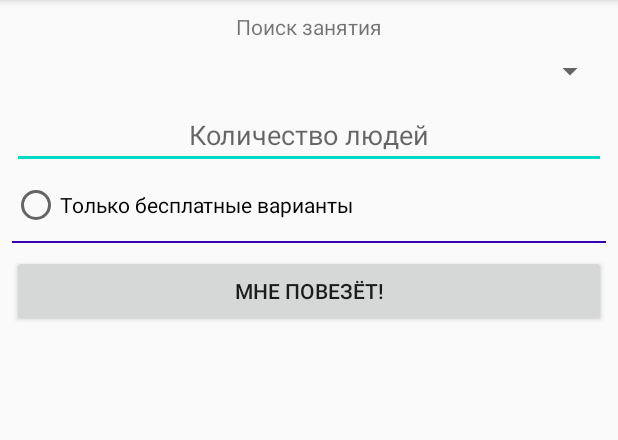
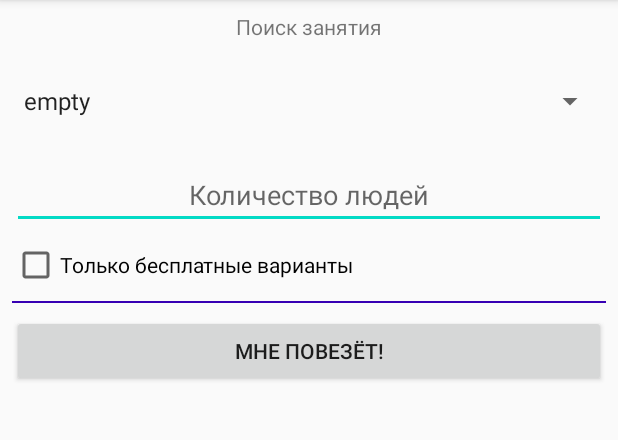
Before and after one commit to YuriZhuravlev/BoredApp, an Android app: the screen it shows after launch (MainActivity), on a phone screen of 412 x 824 dp, the part 84-524 px from its top. Run offline under Robolectric (Android 15) with nearby library versions, the phone set to English and light mode, and no system bars; our stand-ins replace RxJava.

```diff
--- /dev/null
+++ b/app/src/main/java/com/example/boredapp/model/TypeActivity.java
@@ -0,0 +1,14 @@
+package com.example.boredapp.model;
+
+import androidx.annotation.NonNull;
+
+import com.example.boredapp.R;
+
+public enum TypeActivity {
+    EMPTY, EDUCATION, RECREATIONAL, SOCIAL, DIY, CHARITY, COOKING, RELAXATION, MUSIC, BUSYWORK;
+//["education", "recreational", "social", "diy", "charity", "cooking", "relaxation", "music", "busywork"]
+
+    public String[] getLowerCase() {
+        return new String[]{"empty", "education", "recreational", "social", "diy", "charity", "cooking", "relaxation", "music", "busywork"};
+    }
+}
--- a/app/src/main/java/com/example/boredapp/ui/fragments/ActivityFragment.java
+++ b/app/src/main/java/com/example/boredapp/ui/fragments/ActivityFragment.java
@@ -7,60 +7,123 @@ import androidx.fragment.app.Fragment;
 import android.view.LayoutInflater;
 import android.view.View;
 import android.view.ViewGroup;
+import android.widget.ArrayAdapter;
+import android.widget.Button;
+import android.widget.CheckBox;
+import android.widget.EditText;
+import android.widget.Spinner;
+import android.widget.SpinnerAdapter;
+import android.widget.TextView;
 
 import com.example.boredapp.R;
+import com.example.boredapp.model.ActivityModel;
+import com.example.boredapp.model.TypeActivity;
+import com.example.boredapp.utils.ApiUtils;
+import com.example.boredapp.utils.BoredApi;
 
-/**
- * A simple {@link Fragment} subclass.
- * Use the {@link ActivityFragment#newInstance} factory method to
- * create an instance of this fragment.
- */
+import io.reactivex.Single;
+
 public class ActivityFragment extends Fragment {
+    private BoredApi apiService = ApiUtils.getApiService();
 
-    // TODO: Rename parameter arguments, choose names that match
-    // the fragment initialization parameters, e.g. ARG_ITEM_NUMBER
-    private static final String ARG_PARAM1 = "param1";
-    private static final String ARG_PARAM2 = "param2";
-
-    // TODO: Rename and change types of parameters
-    private String mParam1;
-    private String mParam2;
-
-    public ActivityFragment() {
-        // Required empty public constructor
-    }
-
-    /**
-     * Use this factory method to create a new instance of
-     * this fragment using the provided parameters.
-     *
-     * @param param1 Parameter 1.
-     * @param param2 Parameter 2.
-     * @return A new instance of fragment ActivityFragment.
-     */
-    // TODO: Rename and change types and number of parameters
-    public static ActivityFragment newInstance(String param1, String param2) {
-        ActivityFragment fragment = new ActivityFragment();
-        Bundle args = new Bundle();
-        args.putString(ARG_PARAM1, param1);
-        args.putString(ARG_PARAM2, param2);
-        fragment.setArguments(args);
-        return fragment;
-    }
+    private Button btnDo;
+    private Button btnOpenLink;
+    private Spinner spinnerType;
+    private EditText etInputParticipants;
+    private CheckBox cbPrice;
+    private TextView tvActivityEn;
+    private TextView tvActivityRu;
 
     @Override
     public void onCreate(Bundle savedInstanceState) {
         super.onCreate(savedInstanceState);
-        if (getArguments() != null) {
-            mParam1 = getArguments().getString(ARG_PARAM1);
-            mParam2 = getArguments().getString(ARG_PARAM2);
-        }
     }
 
     @Override
     public View onCreateView(LayoutInflater inflater, ViewGroup container,
                              Bundle savedInstanceState) {
-        // Inflate the layout for this fragment
-        return inflater.inflate(R.layout.fragment_activity, container, false);
+        View v = inflater.inflate(R.layout.fragment_activity, container, false);
+        initUI(v);
+        return v;
+    }
+
+    private void initUI(View v) {
+        btnDo = v.findViewById(R.id.btn_do);
+        btnOpenLink = v.findViewById(R.id.btn_open_link);
+        spinnerType = v.findViewById(R.id.spinner_type);
+        etInputParticipants = v.findViewById(R.id.et_input_participants);
+        cbPrice = v.findViewById(R.id.cb_price);
+        tvActivityEn = v.findViewById(R.id.tv_activity_en);
+        tvActivityRu = v.findViewById(R.id.tv_activity_ru);
+
+        initSpinner();
+    }
+
+    private void initSpinner() {
+        //TODO localization and normal ENUM
+        String[] typeArray = TypeActivity.EMPTY.getLowerCase();
+        SpinnerAdapter spinnerAdapter = new ArrayAdapter<>(getActivity(), android.R.layout.simple_dropdown_item_1line, typeArray);
+
+        spinnerType.setAdapter(spinnerAdapter);
+//        spinnerType.setSelection(0);
+    }
+
+    @Override
+    public void onResume() {
+        btnDo.setOnClickListener(new View.OnClickListener() {
+            @Override
+            public void onClick(View v) {
+                checkFields();
+            }
+        });
+        super.onResume();
+    }
+
+    private Single<ActivityModel> checkFields() {
+        if (spinnerType.getId() == 0) {
+            return checkFieldsWithoutType();
+        } else {
+            return checkFieldsWithType(spinnerType.getId());
+        }
+    }
+
+    private Single<ActivityModel> checkFieldsWithType(int typeId) {
+        try {
+            int i = Integer.parseInt(etInputParticipants.getText().toString());
+            if (i > 0) {
+                if (cbPrice.isChecked()) {
+                    return apiService.getActivity("typeId", i, ApiUtils.PRICE_FREE);
+                } else {
+                    return apiService.getActivity("typeId");
+                }
+            }
+        } catch (Exception e) {
+            e.printStackTrace();
+        }
+        if (cbPrice.isChecked()) {
+            return apiService.getActivity("typeId", ApiUtils.PRICE_FREE);
+        } else {
+            return apiService.getActivity("typeId");
+        }
+    }
+
+    private Single<ActivityModel> checkFieldsWithoutType() {
+        try {
+            int i = Integer.parseInt(etInputParticipants.getText().toString());
+            if (i > 0) {
+                if (cbPrice.isChecked()) {
+                    return apiService.getActivity(i, ApiUtils.PRICE_FREE);
+                } else {
+                    return apiService.getActivity();
+                }
+            }
+        } catch (Exception e) {
+            e.printStackTrace();
+        }
+        if (cbPrice.isChecked()) {
+            return apiService.getActivity(ApiUtils.PRICE_FREE);
+        } else {
+            return apiService.getActivity();
+        }
     }
 }
--- /dev/null
+++ b/app/src/main/java/com/example/boredapp/utils/ApiUtils.java
@@ -0,0 +1,56 @@
+package com.example.boredapp.utils;
+
+import com.google.gson.Gson;
+
+import java.io.IOException;
+import java.net.ConnectException;
+import java.net.SocketTimeoutException;
+import java.net.UnknownHostException;
+import java.util.Arrays;
+import java.util.List;
+
+import okhttp3.Authenticator;
+import okhttp3.Credentials;
+import okhttp3.OkHttpClient;
+import okhttp3.Request;
+import okhttp3.Response;
+import okhttp3.Route;
+import retrofit2.Retrofit;
+import retrofit2.adapter.rxjava2.RxJava2CallAdapterFactory;
+import retrofit2.converter.gson.GsonConverterFactory;
+
+public class ApiUtils {
+    public static final String SERVER_URL = "http://www.boredapi.com/api/";
+    public static final double PRICE_FREE = 0.;
+
+    private static Retrofit retrofit;
+    private static Gson gson;
+    private static BoredApi api;
+
+    public static final List<Class<? extends IOException>> NETWORK_EXCEPTIONS = Arrays.asList(
+            UnknownHostException.class,
+            SocketTimeoutException.class,
+            ConnectException.class
+    );
+
+    private static Retrofit getRetrofit() {
+        if (gson == null) {
+            gson = new Gson();
+        }
+        if (retrofit == null) {
+            retrofit = new Retrofit.Builder()
+                    .baseUrl(SERVER_URL)
+                    .addConverterFactory(GsonConverterFactory.create(gson))
+                    .addCallAdapterFactory(RxJava2CallAdapterFactory.create())
+                    .build();
+        }
+        return retrofit;
+    }
+
+    public static BoredApi getApiService() {
+        if (api == null) {
+            api = getRetrofit().create(BoredApi.class);
+        }
+        return api;
+    }
+}
--- /dev/null
+++ b/app/src/main/java/com/example/boredapp/utils/BoredApi.java
@@ -0,0 +1,33 @@
+package com.example.boredapp.utils;
+
+import com.example.boredapp.model.ActivityModel;
+
+import io.reactivex.Single;
+import retrofit2.http.GET;
+import retrofit2.http.Query;
+
+public interface BoredApi {
+    @GET("activity/")
+    Single<ActivityModel> getActivity();
+
+    @GET("activity")
+    Single<ActivityModel> getActivity(@Query("type") String type);
+
+    @GET("activity")
+    Single<ActivityModel> getActivity(@Query("participants") int participants);
+
+    @GET("activity")
+    Single<ActivityModel> getActivity(@Query("price") double price);
+
+    @GET("activity")
+    Single<ActivityModel> getActivity(@Query("type") String type, @Query("participants") int participants);
+
+    @GET("activity")
+    Single<ActivityModel> getActivity(@Query("type") String type, @Query("price") double price);
+
+    @GET("activity")
+    Single<ActivityModel> getActivity(@Query("participants") int participants, @Query("price") double price);
+
+    @GET("activity")
+    Single<ActivityModel> getActivity(@Query("type") String type, @Query("participants") int participants, @Query("price") double price);
+}
--- a/app/src/main/res/layout/fragment_activity.xml
+++ b/app/src/main/res/layout/fragment_activity.xml
@@ -1,17 +1,17 @@
 <?xml version="1.0" encoding="utf-8"?>
 <androidx.constraintlayout.widget.ConstraintLayout xmlns:android="http://schemas.android.com/apk/res/android"
+    xmlns:app="http://schemas.android.com/apk/res-auto"
     xmlns:tools="http://schemas.android.com/tools"
     android:layout_width="match_parent"
     android:layout_height="match_parent"
-    xmlns:app="http://schemas.android.com/apk/res-auto"
     tools:context=".ui.fragments.ActivityFragment">
 
     <TextView
         android:id="@+id/tv_find_activity"
         android:layout_width="wrap_content"
         android:layout_height="wrap_content"
+        android:layout_marginTop="@dimen/normal_margin"
         android:text="@string/tv_find_activity"
-        android:layout_marginTop="@dimen/normal_margin"
         app:layout_constraintEnd_toEndOf="parent"
         app:layout_constraintStart_toStartOf="parent"
         app:layout_constraintTop_toTopOf="parent" />
@@ -21,31 +21,31 @@
         android:layout_width="match_parent"
         android:layout_height="wrap_content"
         android:layout_margin="@dimen/normal_margin"
-        tools:listitem="@tools:sample/cities"
         app:layout_constraintEnd_toEndOf="parent"
         app:layout_constraintStart_toStartOf="parent"
-        app:layout_constraintTop_toBottomOf="@id/tv_find_activity"/>
+        app:layout_constraintTop_toBottomOf="@id/tv_find_activity"
+        tools:listitem="@tools:sample/cities" />
 
     <EditText
         android:id="@+id/et_input_participants"
         android:layout_width="match_parent"
         android:layout_height="wrap_content"
+        android:layout_margin="@dimen/normal_margin"
+        android:gravity="center"
         android:hint="@string/participants"
-        android:gravity="center"
-        android:layout_margin="@dimen/normal_margin"
         app:layout_constraintEnd_toEndOf="parent"
         app:layout_constraintStart_toStartOf="parent"
-        app:layout_constraintTop_toBottomOf="@id/spinner_type"/>
+        app:layout_constraintTop_toBottomOf="@id/spinner_type" />
 
-    <RadioButton
-        android:id="@+id/rb_price"
+    <CheckBox
+        android:id="@+id/cb_price"
         android:layout_width="match_parent"
         android:layout_height="wrap_content"
+        android:layout_margin="@dimen/normal_margin"
         android:text="@string/rb_price"
-        android:layout_margin="@dimen/normal_margin"
         app:layout_constraintEnd_toEndOf="parent"
         app:layout_constraintStart_toStartOf="parent"
-        app:layout_constraintTop_toBottomOf="@id/et_input_participants"/>
+        app:layout_constraintTop_toBottomOf="@id/et_input_participants" />
 
     <View
         android:id="@+id/view"
@@ -53,41 +53,55 @@
         android:layout_height="1dp"
         android:layout_margin="@dimen/normal_margin"
         android:background="@color/colorPrimaryDark"
-        app:layout_constraintTop_toBottomOf="@id/rb_price"
+        app:layout_constraintTop_toBottomOf="@id/cb_price"
         tools:layout_editor_absoluteX="8dp" />
 
     <Button
         android:id="@+id/btn_do"
         android:layout_width="match_parent"
+        android:layout_height="wrap_content"
         android:layout_margin="@dimen/normal_margin"
-        android:layout_height="wrap_content"
         android:text="@string/btn_text"
         app:layout_constraintTop_toBottomOf="@+id/view" />
+
     <ScrollView
+        android:padding="@dimen/normal_margin"
         android:layout_width="match_parent"
         android:layout_height="0dp"
-    app:layout_constraintTop_toBottomOf="@id/btn_do"
-    app:layout_constraintBottom_toBottomOf="parent"
-    android:scrollbars="none">
+        android:scrollbars="none"
+        app:layout_constraintBottom_toTopOf="@id/btn_open_link"
+        app:layout_constraintTop_toBottomOf="@id/btn_do">
+
         <LinearLayout
             android:layout_width="match_parent"
             android:layout_height="wrap_content"
             android:orientation="vertical">
+
             <TextView
                 android:id="@+id/tv_activity_en"
                 android:layout_width="match_parent"
                 android:layout_height="wrap_content"
-            tools:text="Сделать приложение по открытому API"
-            android:layout_margin="@dimen/normal_margin"/>
+                android:layout_margin="@dimen/normal_margin"
+                tools:text="Сделать приложение по открытому API" />
 
             <TextView
                 android:id="@+id/tv_activity_ru"
+                android:visibility="gone"
                 android:layout_width="match_parent"
                 android:layout_height="wrap_content"
-            tools:text="Сделать приложение по открытому API"
-            android:layout_margin="@dimen/normal_margin"/>
+                android:layout_margin="@dimen/normal_margin"
+                tools:text="Сделать приложение по открытому API" />
         </LinearLayout>
     </ScrollView>
+
+    <Button
+        android:visibility="gone"
+        android:id="@+id/btn_open_link"
+        android:layout_width="match_parent"
+        android:layout_height="wrap_content"
+        android:text="@string/btn_open_link"
+        android:layout_margin="@dimen/normal_margin"
+        app:layout_constraintBottom_toBottomOf="parent"/>
 
     <!--    <TextView
             android:id="@+id/tv_activity_en"
--- a/app/src/main/res/values/strings.xml
+++ b/app/src/main/res/values/strings.xml
@@ -6,4 +6,5 @@
     <string name="participants">Количество людей</string>
     <string name="rb_price">Только бесплатные варианты</string>
     <string name="btn_text">Мне повезёт!</string>
+    <string name="btn_open_link">Попробуй здесь</string>
 </resources>
```
Also changed, not shown: app/src/main/java/com/example/boredapp/model/ActivityModel.java (added, +87 -0 lines), app/src/main/res/values/arrays.xml (added, +10 -0 lines). Lines whose indentation alone changed are shown as unchanged.
